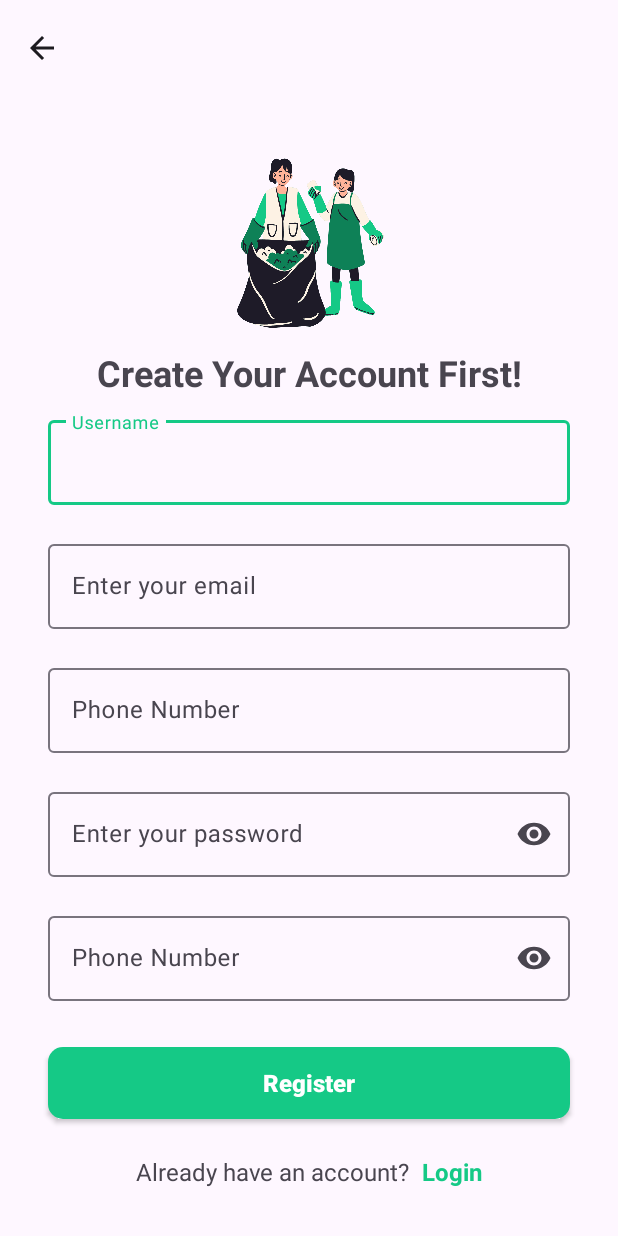
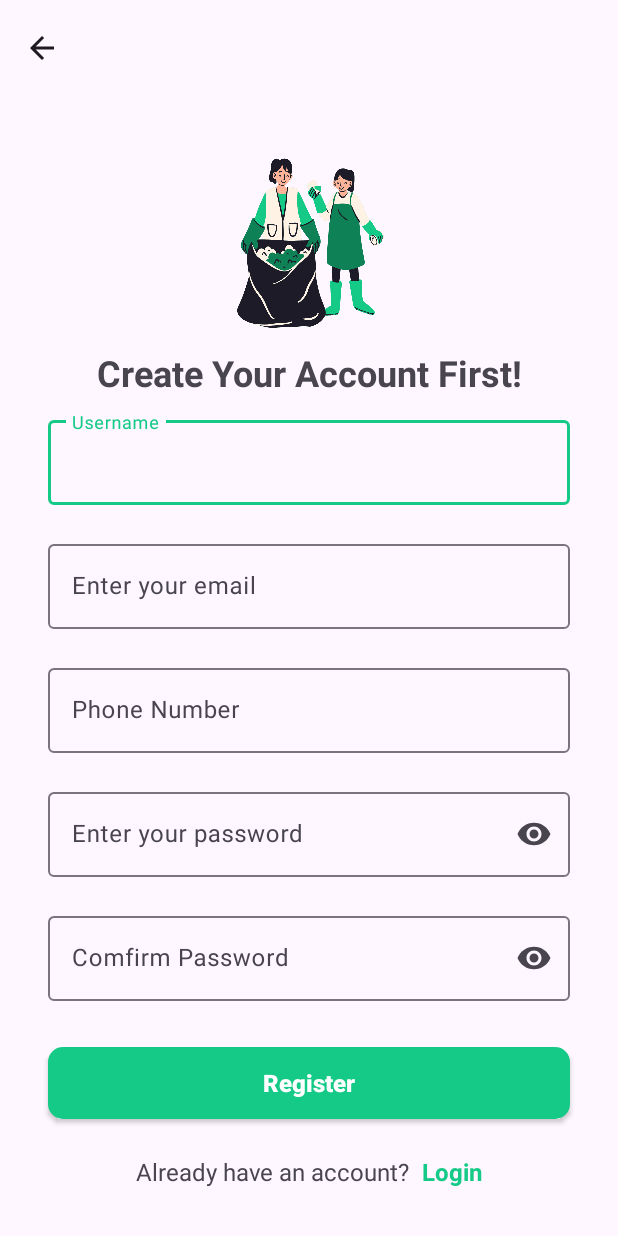
Before and after one commit to C241-PS378/Mobile-Development-Android, an Android app: the RegisterActivity screen opened directly, with no data from a screen before it, on a phone screen of 412 x 824 dp. Run offline under Robolectric (Android 15) with nearby library versions, the phone set to English and light mode, and no system bars.

```diff
--- a/app/src/main/res/values/strings.xml
+++ b/app/src/main/res/values/strings.xml
@@ -12,7 +12,7 @@
     <string name="create_account_first">Create Your Account First!</string>
     <string name="username_hint">Username</string>
     <string name="phone_hint">Phone Number</string>
-    <string name="confirm_password_hint">Phone Number</string>
+    <string name="confirm_password_hint">Comfirm Password</string>
     <string name="already_have_an_account">Already have an account?</string>
 
 </resources>
```
